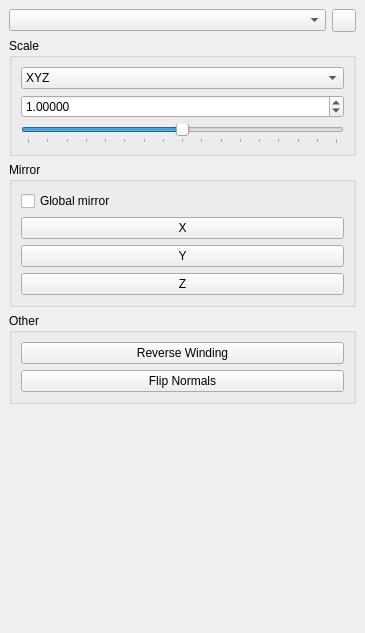
The window that src/ui/TransformDock.ui (Warzone2100/WMIT) describes before a commit, drawn with Qt 5.
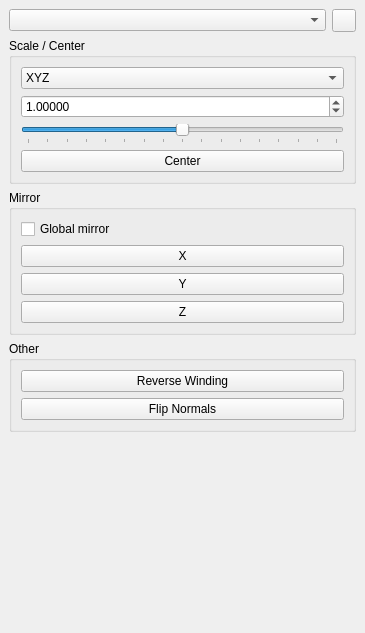
The same window after the commit.

Commit message: Allow centering model/mesh on all or individual axis.

Patch:
```diff
--- a/src/ui/TransformDock.ui
+++ b/src/ui/TransformDock.ui
@@ -13,7 +13,7 @@
   <property name="minimumSize">
    <size>
     <width>208</width>
-    <height>541</height>
+    <height>574</height>
    </size>
   </property>
   <property name="features">
@@ -56,7 +56,7 @@
        </sizepolicy>
       </property>
       <property name="title">
-       <string>Scale</string>
+       <string>Scale / Center</string>
       </property>
       <layout class="QVBoxLayout" name="verticalLayout_3">
        <item>
@@ -133,6 +133,13 @@
          </property>
         </widget>
        </item>
+       <item>
+        <widget class="QPushButton" name="centerMeshButton">
+         <property name="text">
+          <string>Center</string>
+         </property>
+        </widget>
+       </item>
       </layout>
      </widget>
     </item>
```
The commit also changes 8 other files.
